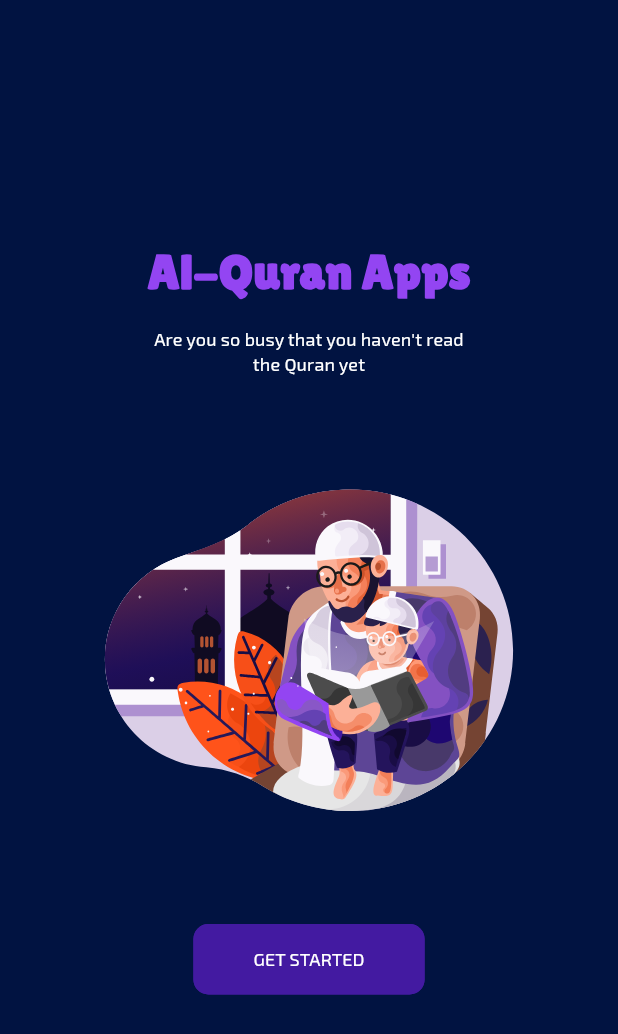
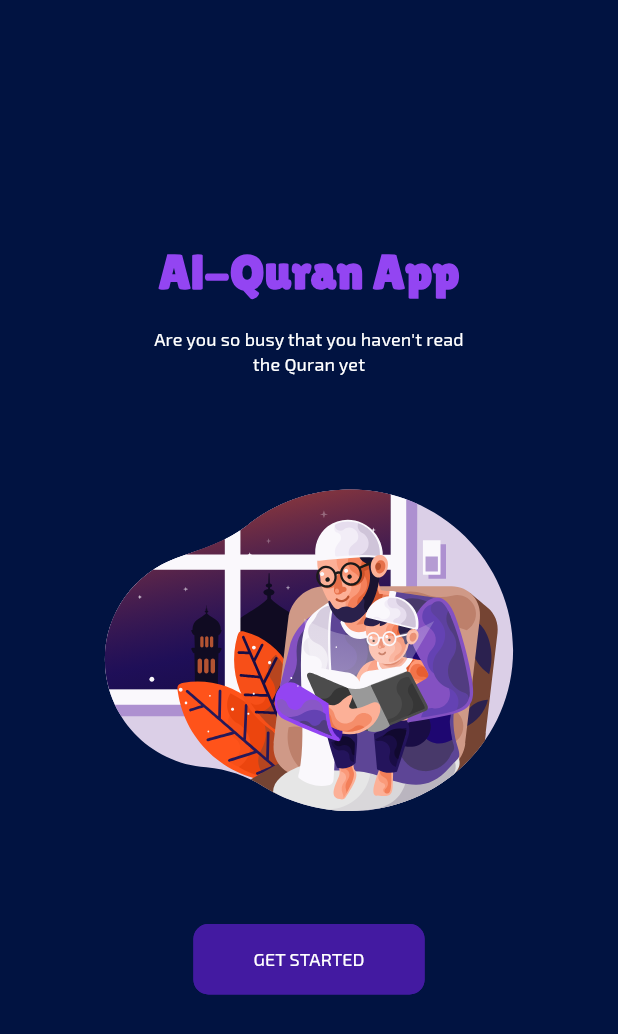
Before and after one commit to Shehryar-dev/al_quran, a Flutter app: the screen it shows after launch, on a phone screen of 412 x 824 dp. Shown: the top 1034 px of the screen. Run offline on Flutter 3.47's test engine with Material 3 defaults, Android fonts, the phone set to English and light mode, and no system bars; our stand-ins replace adhan, another_flushbar, bloc, dio, equatable, flutter_bloc and 10 more; missing offline and left inert: flutter_qiblah, light_dark_theme_toggle; accounts and stored records are empty.

Commit message:
Update strings.dart

```diff
--- a/lib/core/resources/constants/strings.dart
+++ b/lib/core/resources/constants/strings.dart
@@ -3,7 +3,7 @@ class TextString {
   static final String bismillah = 'بِسۡمِ ٱللَّهِ ٱلرَّحۡمَٰنِ ٱلرَّحِيمِ';
 
 
-  static const String appTitle = 'Al-Quran Apps';  //
+  static const String appTitle = 'Al-Quran App';  //
 
   static const String introductionDescription = "Are you so busy that you haven't read\nthe Quran yet";
   static const String introductionBtn = 'GET STARTED';
```
